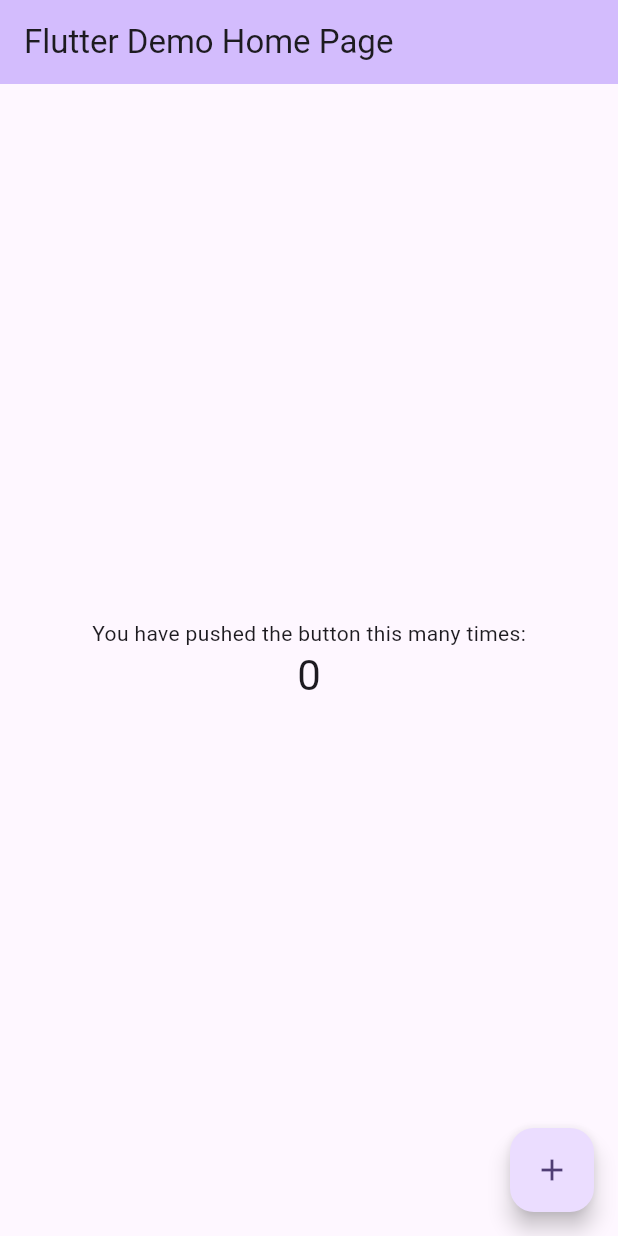
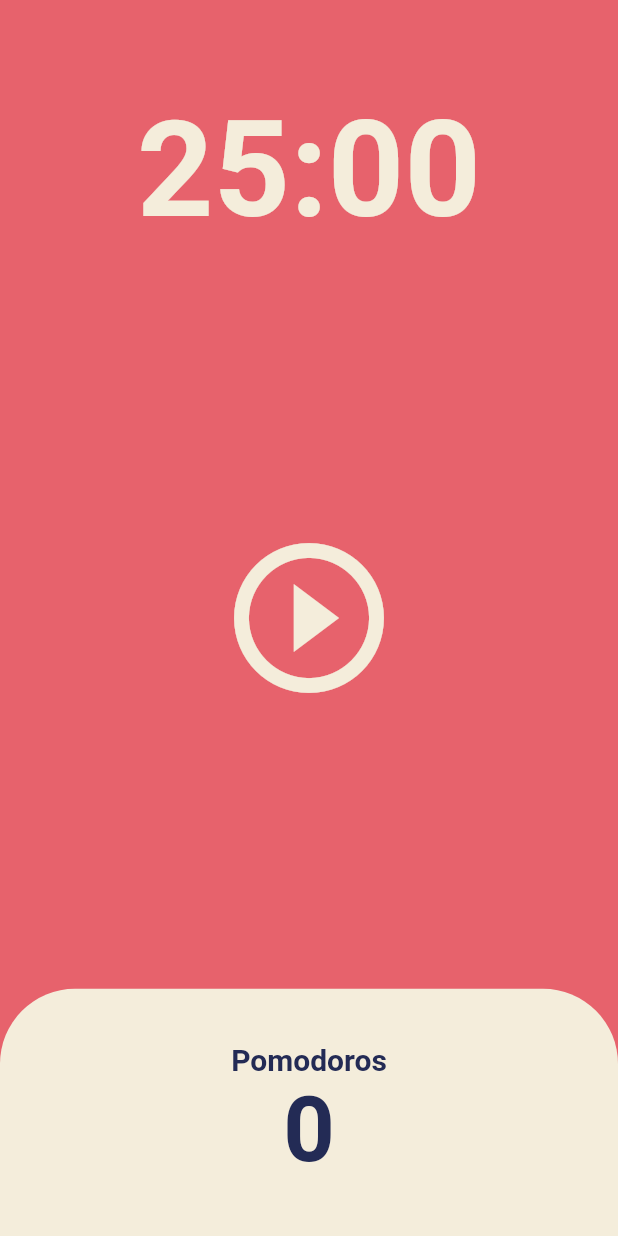
Before and after one commit to mrkim3/flutterPomodoro, a Flutter app: the screen it shows after launch, on a phone screen of 412 x 824 dp. Run offline on Flutter 3.47's test engine with Material 2 defaults, Android fonts, the phone set to English and light mode, and no system bars.

Commit message:
pomodoro

```diff
--- a/lib/main.dart
+++ b/lib/main.dart
@@ -1,4 +1,5 @@
 import 'package:flutter/material.dart';
+import 'package:flutter_pomodoro/screens/home_screen.dart';
 
 void main() {
   runApp(const MyApp());
@@ -11,115 +12,16 @@ class MyApp extends StatelessWidget {
   @override
   Widget build(BuildContext context) {
     return MaterialApp(
-      title: 'Flutter Demo',
-      theme: ThemeData(
-        // This is the theme of your application.
-        //
-        // TRY THIS: Try running your application with "flutter run". You'll see
-        // the application has a blue toolbar. Then, without quitting the app,
-        // try changing the seedColor in the colorScheme below to Colors.green
-        // and then invoke "hot reload" (save your changes or press the "hot
-        // reload" button in a Flutter-supported IDE, or press "r" if you used
-        // the command line to start the app).
-        //
-        // Notice that the counter didn't reset back to zero; the application
-        // state is not lost during the reload. To reset the state, use hot
-        // restart instead.
-        //
-        // This works for code too, not just values: Most code changes can be
-        // tested with just a hot reload.
-        colorScheme: ColorScheme.fromSeed(seedColor: Colors.deepPurple),
-        useMaterial3: true,
-      ),
-      home: const MyHomePage(title: 'Flutter Demo Home Page'),
-    );
+        theme: ThemeData(
+          textTheme: const TextTheme(
+              displayLarge: TextStyle(
+            color: Color(0xFF232B55),
+          )),
+          cardColor: const Color(0xFFF4EDDB),
+          colorScheme: ColorScheme.fromSwatch(
+            backgroundColor: const Color(0xFFE7626C),
+          ),
+        ),
+        home: const HomeScreen());
   }
 }
-
-class MyHomePage extends StatefulWidget {
-  const MyHomePage({super.key, required this.title});
-
-  // This widget is the home page of your application. It is stateful, meaning
-  // that it has a State object (defined below) that contains fields that affect
-  // how it looks.
-
-  // This class is the configuration for the state. It holds the values (in this
-  // case the title) provided by the parent (in this case the App widget) and
-  // used by the build method of the State. Fields in a Widget subclass are
-  // always marked "final".
-
-  final String title;
-
-  @override
-  State<MyHomePage> createState() => _MyHomePageState();
-}
-
-class _MyHomePageState extends State<MyHomePage> {
-  int _counter = 0;
-
-  void _incrementCounter() {
-    setState(() {
-      // This call to setState tells the Flutter framework that something has
-      // changed in this State, which causes it to rerun the build method below
-      // so that the display can reflect the updated values. If we changed
-      // _counter without calling setState(), then the build method would not be
-      // called again, and so nothing would appear to happen.
-      _counter++;
-    });
-  }
-
-  @override
-  Widget build(BuildContext context) {
-    // This method is rerun every time setState is called, for instance as done
-    // by the _incrementCounter method above.
-    //
-    // The Flutter framework has been optimized to make rerunning build methods
-    // fast, so that you can just rebuild anything that needs updating rather
-    // than having to individually change instances of widgets.
-    return Scaffold(
-      appBar: AppBar(
-        // TRY THIS: Try changing the color here to a specific color (to
-        // Colors.amber, perhaps?) and trigger a hot reload to see the AppBar
-        // change color while the other colors stay the same.
-        backgroundColor: Theme.of(context).colorScheme.inversePrimary,
-        // Here we take the value from the MyHomePage object that was created by
-        // the App.build method, and use it to set our appbar title.
-        title: Text(widget.title),
-      ),
-      body: Center(
-        // Center is a layout widget. It takes a single child and positions it
-        // in the middle of the parent.
-        child: Column(
-          // Column is also a layout widget. It takes a list of children and
-          // arranges them vertically. By default, it sizes itself to fit its
-          // children horizontally, and tries to be as tall as its parent.
-          //
-          // Column has various properties to control how it sizes itself and
-          // how it positions its children. Here we use mainAxisAlignment to
-          // center the children vertically; the main axis here is the vertical
-          // axis because Columns are vertical (the cross axis would be
-          // horizontal).
-          //
-          // TRY THIS: Invoke "debug painting" (choose the "Toggle Debug Paint"
-          // action in the IDE, or press "p" in the console), to see the
-          // wireframe for each widget.
-          mainAxisAlignment: MainAxisAlignment.center,
-          children: <Widget>[
-            const Text(
-              'You have pushed the button this many times:',
-            ),
-            Text(
-              '$_counter',
-              style: Theme.of(context).textTheme.headlineMedium,
-            ),
-          ],
-        ),
-      ),
-      floatingActionButton: FloatingActionButton(
-        onPressed: _incrementCounter,
-        tooltip: 'Increment',
-        child: const Icon(Icons.add),
-      ), // This trailing comma makes auto-formatting nicer for build methods.
-    );
-  }
-}
--- /dev/null
+++ b/lib/screens/home_screen.dart
@@ -0,0 +1,132 @@
+import 'dart:async';
+
+import 'package:flutter/material.dart';
+
+class HomeScreen extends StatefulWidget {
+  const HomeScreen({super.key});
+
+  @override
+  State<HomeScreen> createState() => _HomeScreenState();
+}
+
+class _HomeScreenState extends State<HomeScreen> {
+  static const twentyFiveMinutes = 1500;
+  int totalSeconds = twentyFiveMinutes;
+  bool isRunning = false;
+  int totalPomodoros = 0;
+  late Timer timer;
+
+  void onTick(Timer timer) {
+    if (totalSeconds == 0) {
+      setState(() {
+        isRunning = false;
+        totalPomodoros = totalPomodoros + 1;
+        totalSeconds = twentyFiveMinutes;
+      });
+      timer.cancel();
+    } else {
+      setState(() {
+        totalSeconds = totalSeconds - 1;
+      });
+    }
+  }
+
+  void onStartPressed() {
+    timer = Timer.periodic(
+      const Duration(seconds: 1),
+      onTick,
+    );
+    setState(() {
+      isRunning = true;
+    });
+  }
+
+  void onPausePressed() {
+    timer.cancel();
+    setState(() {
+      isRunning = false;
+    });
+  }
+
+  String format(int seconds) {
+    var duration = Duration(seconds: seconds);
+    return duration.toString().split(".").first.substring(2, 7);
+  }
+
+  @override
+  Widget build(BuildContext context) {
+    return Scaffold(
+      backgroundColor: Theme.of(context).colorScheme.background,
+      body: Column(
+        children: [
+          Flexible(
+            flex: 1,
+            child: Container(
+              alignment: Alignment.bottomCenter,
+              child: Text(
+                format(totalSeconds),
+                style: TextStyle(
+                    color: Theme.of(context).cardColor,
+                    fontSize: 89,
+                    fontWeight: FontWeight.w600),
+              ),
+            ),
+          ),
+          Flexible(
+            flex: 3,
+            child: Center(
+              child: IconButton(
+                  iconSize: 120,
+                  color: Theme.of(context).cardColor,
+                  onPressed: isRunning ? onPausePressed : onStartPressed,
+                  icon: Icon(isRunning
+                      ? Icons.pause_circle_outline
+                      : Icons.play_circle_outline)),
+            ),
+          ),
+          Flexible(
+            flex: 1,
+            child: Row(
+              children: [
+                Expanded(
+                  child: Container(
+                    decoration: BoxDecoration(
+                      color: Theme.of(context).cardColor,
+                      borderRadius: const BorderRadius.only(
+                        topLeft: Radius.circular(50),
+                        topRight: Radius.circular(50),
+                      ),
+                    ),
+                    child: Column(
+                      mainAxisAlignment: MainAxisAlignment.center,
+                      children: [
+                        Text(
+                          'Pomodoros',
+                          style: TextStyle(
+                            fontSize: 20,
+                            fontWeight: FontWeight.w600,
+                            color:
+                                Theme.of(context).textTheme.displayLarge!.color,
+                          ),
+                        ),
+                        Text(
+                          '$totalPomodoros',
+                          style: TextStyle(
+                            fontSize: 60,
+                            fontWeight: FontWeight.w600,
+                            color:
+                                Theme.of(context).textTheme.displayLarge!.color,
+                          ),
+                        ),
+                      ],
+                    ),
+                  ),
+                ),
+              ],
+            ),
+          ),
+        ],
+      ),
+    );
+  }
+}
```
